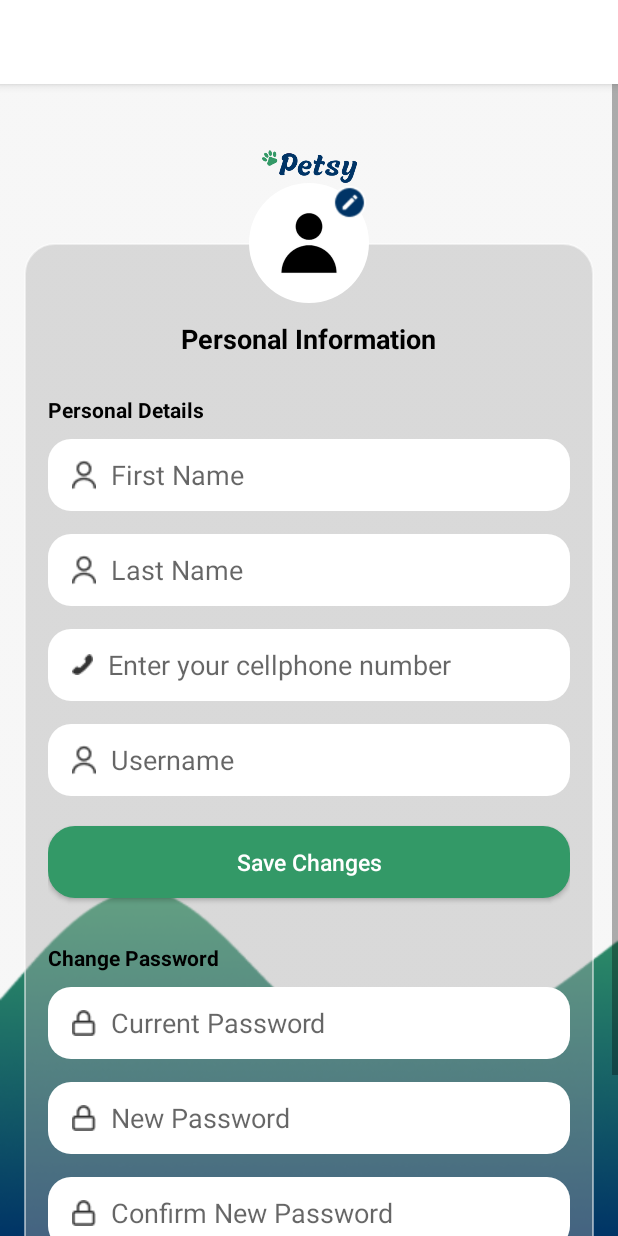
After one commit to bryyydev/Petsy_app, an Android app: the layout activity_personal_information.xml on its own in the app's theme, with its tools: preview values and no code run, on a phone screen of 412 x 824 dp. The commit adds this screen. Run offline under Robolectric (Android 15) with nearby library versions, the phone set to English and light mode, and no system bars.

Commit message:
fcking final

```diff
--- a/app/src/main/java/com/ucucite/block_one_mob_dev/Profile_Fragment.java
+++ b/app/src/main/java/com/ucucite/block_one_mob_dev/Profile_Fragment.java
@@ -68,7 +68,7 @@ public class Profile_Fragment extends Fragment {
 
         // Set click listener for Personal Information
         personalInfoItem.setOnClickListener(v -> {
-            Intent intent = new Intent(getActivity(), Edit_Info.class);
+            Intent intent = new Intent(getActivity(), Personal_Information.class);
             intent.putExtra("email", email);
             startActivity(intent);
         });
--- /dev/null
+++ b/app/src/main/res/layout/activity_personal_information.xml
@@ -0,0 +1,270 @@
+<?xml version="1.0" encoding="utf-8"?>
+<androidx.constraintlayout.widget.ConstraintLayout
+    xmlns:android="http://schemas.android.com/apk/res/android"
+    xmlns:app="http://schemas.android.com/apk/res-auto"
+    xmlns:tools="http://schemas.android.com/tools"
+    android:layout_width="match_parent"
+    android:layout_height="match_parent"
+    android:background="@drawable/sign_up_bg"
+    tools:context=".Personal_Information">
+
+    <!-- Toolbar -->
+    <androidx.appcompat.widget.Toolbar
+        android:id="@+id/toolbar"
+        android:layout_width="match_parent"
+        android:layout_height="?attr/actionBarSize"
+        android:background="@android:color/white"
+        android:elevation="4dp"
+        app:layout_constraintTop_toTopOf="parent"
+        app:layout_constraintStart_toStartOf="parent"
+        app:layout_constraintEnd_toEndOf="parent"
+        app:titleTextColor="@android:color/black" />
+
+    <!-- ScrollView for the entire content -->
+    <ScrollView
+        android:layout_width="match_parent"
+        android:layout_height="0dp"
+        app:layout_constraintBottom_toBottomOf="parent"
+        app:layout_constraintEnd_toEndOf="parent"
+        app:layout_constraintHorizontal_bias="1.0"
+        app:layout_constraintStart_toStartOf="parent"
+        app:layout_constraintTop_toBottomOf="@id/toolbar"
+        app:layout_constraintVertical_bias="0.0">
+
+        <androidx.constraintlayout.widget.ConstraintLayout
+            android:layout_width="match_parent"
+            android:layout_height="wrap_content"
+            android:paddingBottom="32dp">
+
+            <!-- Petsy Logo -->
+            <ImageView
+                android:id="@+id/petsy_logo"
+                android:layout_width="70dp"
+                android:layout_height="70dp"
+                android:layout_marginTop="20dp"
+                android:src="@drawable/logo_petsy"
+                android:contentDescription="Petsy Logo"
+                app:layout_constraintEnd_toEndOf="parent"
+                app:layout_constraintStart_toStartOf="parent"
+                app:layout_constraintTop_toTopOf="parent" />
+
+            <!-- Main Form Section -->
+            <LinearLayout
+                android:id="@+id/linearLayout"
+                android:layout_width="match_parent"
+                android:layout_height="wrap_content"
+                android:layout_margin="16dp"
+                android:background="@drawable/white_bg_two"
+                android:orientation="vertical"
+                android:padding="16dp"
+                android:paddingTop="80dp"
+                app:layout_constraintEnd_toEndOf="parent"
+                app:layout_constraintStart_toStartOf="parent"
+                app:layout_constraintTop_toBottomOf="@id/petsy_logo">
+
+                <TextView
+                    android:id="@+id/tv_personal_info"
+                    android:layout_width="wrap_content"
+                    android:layout_height="wrap_content"
+                    android:layout_gravity="center_horizontal"
+                    android:layout_marginTop="35dp"
+                    android:text="Personal Information"
+                    android:textColor="@android:color/black"
+                    android:textSize="18sp"
+                    android:textStyle="bold" />
+
+                <!-- Personal Information Section -->
+                <TextView
+                    android:layout_width="wrap_content"
+                    android:layout_height="wrap_content"
+                    android:layout_marginTop="25dp"
+                    android:layout_marginBottom="10dp"
+                    android:text="Personal Details"
+                    android:textColor="@android:color/black"
+                    android:textSize="14sp"
+                    android:textStyle="bold" />
+
+                <EditText
+                    android:id="@+id/et_first_name"
+                    android:layout_width="match_parent"
+                    android:layout_height="48dp"
+                    android:layout_marginBottom="15dp"
+                    android:background="@drawable/edittext_white"
+                    android:drawableStart="@drawable/ic_user"
+                    android:drawablePadding="10dp"
+                    android:hint="First Name"
+                    android:inputType="textPersonName"
+                    android:paddingStart="16dp"
+                    android:paddingEnd="16dp"
+                    android:minHeight="48dp"
+                    android:importantForAutofill="yes"
+                    android:autofillHints="personGivenName" />
+
+                <EditText
+                    android:id="@+id/et_last_name"
+                    android:layout_width="match_parent"
+                    android:layout_height="48dp"
+                    android:layout_marginBottom="15dp"
+                    android:background="@drawable/edittext_white"
+                    android:drawableStart="@drawable/ic_user"
+                    android:drawablePadding="10dp"
+                    android:hint="Last Name"
+                    android:inputType="textPersonName"
+                    android:paddingStart="16dp"
+                    android:paddingEnd="16dp"
+                    android:minHeight="48dp"
+                    android:importantForAutofill="yes"
+                    android:autofillHints="personFamilyName" />
+
+                <EditText
+                    android:id="@+id/et_phone_number"
+                    android:layout_width="match_parent"
+                    android:layout_height="48dp"
+                    android:layout_marginBottom="15dp"
+                    android:background="@drawable/edittext_white"
+                    android:drawableStart="@drawable/icon_phone"
+                    android:drawablePadding="10dp"
+                    android:hint="Enter your cellphone number"
+                    android:inputType="phone"
+                    android:paddingStart="16dp"
+                    android:paddingEnd="16dp"
+                    android:minHeight="48dp"
+                    android:importantForAutofill="yes"
+                    android:autofillHints="phoneNumber" />
+
+                <EditText
+                    android:id="@+id/et_username"
+                    android:layout_width="match_parent"
+                    android:layout_height="48dp"
+                    android:layout_marginBottom="20dp"
+                    android:background="@drawable/edittext_white"
+                    android:drawableStart="@drawable/ic_user"
+                    android:drawablePadding="10dp"
+                    android:hint="Username"
+                    android:inputType="text"
+                    android:paddingStart="16dp"
+                    android:paddingEnd="16dp"
+                    android:minHeight="48dp"
+                    android:importantForAutofill="yes"
+                    android:autofillHints="username" />
+
+                <Button
+                    android:id="@+id/btn_save_changes"
+                    android:layout_width="match_parent"
+                    android:layout_height="48dp"
+                    android:layout_marginBottom="30dp"
+                    android:background="@drawable/green_button_bg"
+                    android:text="Save Changes"
+                    android:textAllCaps="false"
+                    android:textColor="@android:color/white"
+                    android:textSize="15sp"
+                    android:minHeight="48dp" />
+
+                <!-- Password Change Section -->
+                <TextView
+                    android:layout_width="wrap_content"
+                    android:layout_height="wrap_content"
+                    android:layout_marginBottom="10dp"
+                    android:text="Change Password"
+                    android:textColor="@android:color/black"
+                    android:textSize="14sp"
+                    android:textStyle="bold" />
+
+                <EditText
+                    android:id="@+id/et_current_password"
+                    android:layout_width="match_parent"
+                    android:layout_height="48dp"
+                    android:layout_marginBottom="15dp"
+                    android:background="@drawable/edittext_white"
+                    android:drawableStart="@drawable/ic_lock"
+                    android:drawablePadding="10dp"
+                    android:hint="Current Password"
+                    android:inputType="textPassword"
+                    android:paddingStart="16dp"
+                    android:paddingEnd="16dp"
+                    android:minHeight="48dp"
+                    android:importantForAutofill="yes"
+                    android:autofillHints="currentPassword" />
+
+                <EditText
+                    android:id="@+id/et_new_password"
+                    android:layout_width="match_parent"
+                    android:layout_height="48dp"
+                    android:layout_marginBottom="15dp"
+                    android:background="@drawable/edittext_white"
+                    android:drawableStart="@drawable/ic_lock"
+                    android:drawablePadding="10dp"
+                    android:hint="New Password"
+                    android:inputType="textPassword"
+                    android:paddingStart="16dp"
+                    android:paddingEnd="16dp"
+                    android:minHeight="48dp"
+                    android:importantForAutofill="yes"
+                    android:autofillHints="newPassword" />
+
+                <EditText
+                    android:id="@+id/et_confirm_password"
+                    android:layout_width="match_parent"
+                    android:layout_height="48dp"
+                    android:layout_marginBottom="20dp"
+                    android:background="@drawable/edittext_white"
+                    android:drawableStart="@drawable/ic_lock"
+                    android:drawablePadding="10dp"
+                    android:hint="Confirm New Password"
+                    android:inputType="textPassword"
+                    android:paddingStart="16dp"
+                    android:paddingEnd="16dp"
+                    android:minHeight="48dp"
+                    android:importantForAutofill="yes"
+                    android:autofillHints="newPassword" />
+
+                <Button
+                    android:id="@+id/btn_change_password"
+                    android:layout_width="match_parent"
+                    android:layout_height="48dp"
+                    android:background="@drawable/green_button_bg"
+                    android:text="Change Password"
+                    android:textAllCaps="false"
+                    android:textColor="@android:color/white"
+                    android:textSize="15sp"
+                    android:minHeight="48dp" />
+
+            </LinearLayout>
+
+            <!-- Profile Image with Edit Icon (on top of the form) -->
+            <FrameLayout
+                android:id="@+id/profile_container"
+                android:layout_width="80dp"
+                android:layout_height="80dp"
+                android:layout_marginBottom="-40dp"
+                android:translationZ="10dp"
+                app:layout_constraintBottom_toTopOf="@id/linearLayout"
+                app:layout_constraintEnd_toEndOf="parent"
+                app:layout_constraintStart_toStartOf="parent">
+
+                <!-- Circular Profile Image -->
+                <com.google.android.material.imageview.ShapeableImageView
+                    android:id="@+id/imageView"
+                    android:layout_width="match_parent"
+                    android:layout_height="match_parent"
+                    android:scaleType="centerCrop"
+                    android:src="@drawable/default_pf"
+                    android:contentDescription="Profile Picture"
+                    app:shapeAppearanceOverlay="@style/CircleImage" />
+
+                <!-- Pencil Edit Icon -->
+                <ImageView
+                    android:id="@+id/edit_icon"
+                    android:layout_width="22dp"
+                    android:layout_height="22dp"
+                    android:layout_gravity="end|top"
+                    android:layout_marginTop="2dp"
+                    android:layout_marginEnd="2dp"
+                    android:background="@drawable/ic_editing"
+                    android:contentDescription="Edit Profile Picture" />
+            </FrameLayout>
+
+        </androidx.constraintlayout.widget.ConstraintLayout>
+    </ScrollView>
+
+</androidx.constraintlayout.widget.ConstraintLayout>
--- a/app/src/main/res/layout/fragment_profile.xml
+++ b/app/src/main/res/layout/fragment_profile.xml
@@ -80,12 +80,11 @@
         android:id="@+id/profile_image_container"
         android:layout_width="100dp"
         android:layout_height="100dp"
-        android:layout_marginTop="24dp"
         app:cardCornerRadius="50dp"
         app:cardElevation="16dp"
         app:layout_constraintEnd_toEndOf="parent"
         app:layout_constraintStart_toStartOf="parent"
-        app:layout_constraintTop_toBottomOf="@id/prof_logo">
+        app:layout_constraintTop_toBottomOf="@+id/prof_logo">
 
         <com.google.android.material.imageview.ShapeableImageView
             android:id="@+id/profileImage"
```
Also changed, not shown: app/build.gradle.kts (+15 -11 lines), app/src/main/AndroidManifest.xml (+14 -32 lines), app/src/main/java/com/ucucite/block_one_mob_dev/Personal_Information.java (added, +313 -0 lines).
